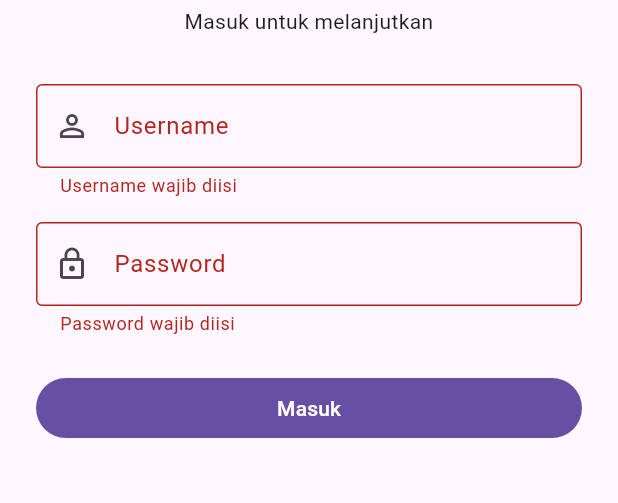
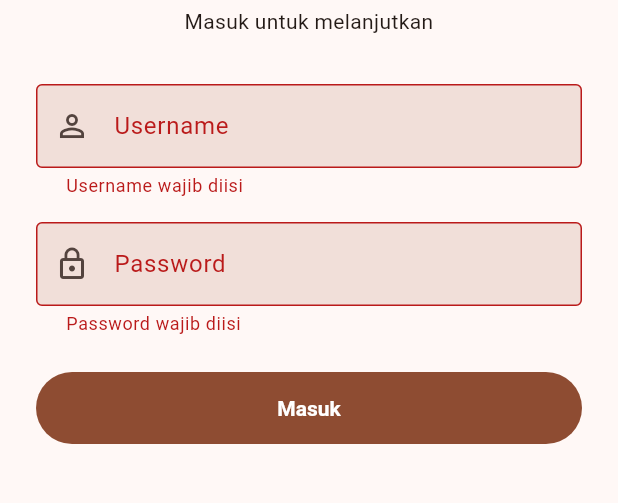
Before and after one commit to darulfitahulhuda/Auth-Katalog-App, a Flutter app: the screen it shows after launch, after a tap on "Masuk", on a phone screen of 412 x 824 dp, the part 480-983 px from its top. Run offline on Flutter 3.47's test engine with Material 3 defaults, Android fonts, the phone set to English and light mode, and no system bars; our stand-ins replace connectivity_plus, dio, flutter_riverpod, flutter_secure_storage, fpdart, freezed_annotation and 4 more; network calls fail.

Commit message:
feat: animation hero in product, and add dark mode

```diff
--- a/lib/core/app/app.dart
+++ b/lib/core/app/app.dart
@@ -1,7 +1,12 @@
 import 'package:auth_katalog_app/core/router/app_router.dart';
+import 'package:auth_katalog_app/core/theme/app_theme.dart';
+import 'package:auth_katalog_app/core/theme/theme_controller.dart';
 import 'package:flutter/material.dart';
 import 'package:flutter_riverpod/flutter_riverpod.dart';
 
+/// Root widget. Consumes riverpod for both routing and theming: MaterialApp
+/// gets `theme`/`darkTheme` from [AppTheme] and the active [ThemeMode] from
+/// [themeModeProvider].
 class App extends ConsumerStatefulWidget {
   const App({super.key});
 
@@ -13,10 +18,21 @@ class _AppState extends ConsumerState<App> {
   @override
   Widget build(BuildContext context) {
     final router = ref.watch(routerProvider);
+    final themeMode = ref.watch(themeModeProvider);
+
+    // Falls back to system while the persisted mode loads / if it errors.
+    final activeThemeMode = themeMode.when(
+      data: (mode) => mode,
+      loading: () => ThemeMode.system,
+      error: (_, _) => ThemeMode.system,
+    );
 
     return MaterialApp.router(
       title: 'Auth Katalog',
       debugShowCheckedModeBanner: false,
+      theme: AppTheme.light,
+      darkTheme: AppTheme.dark,
+      themeMode: activeThemeMode,
       routerConfig: router,
     );
   }
--- a/lib/core/di/providers.dart
+++ b/lib/core/di/providers.dart
@@ -1,6 +1,9 @@
 import 'package:auth_katalog_app/core/network/interceptors/auth_interceptor.dart';
 import 'package:auth_katalog_app/core/network/dio_clients.dart';
 import 'package:auth_katalog_app/core/network/network_info.dart';
+import 'package:auth_katalog_app/core/theme/shared_preferences_theme_store.dart';
+import 'package:auth_katalog_app/core/theme/theme_controller.dart';
+import 'package:auth_katalog_app/core/theme/theme_preferences.dart';
 import 'package:auth_katalog_app/features/auth/data/datasource/auth_local_data_source.dart';
 import 'package:auth_katalog_app/features/auth/data/datasource/auth_remote_data_source.dart';
 import 'package:auth_katalog_app/features/auth/data/repositories/auth_repository_impl.dart';
@@ -22,7 +25,9 @@ import 'package:auth_katalog_app/features/profile/domain/repository/profile_repo
 import 'package:auth_katalog_app/features/profile/domain/usecase/get_profile_usecase.dart';
 import 'package:connectivity_plus/connectivity_plus.dart';
 import 'package:dio/dio.dart';
+import 'package:flutter/material.dart' show ThemeMode;
 import 'package:flutter_secure_storage/flutter_secure_storage.dart';
+import 'package:shared_preferences/shared_preferences.dart';
 import 'package:flutter_riverpod/flutter_riverpod.dart';
 
 const _baseUrl = 'https://dummyjson.com';
@@ -82,6 +87,19 @@ final checkAuthStatusUseCaseProvider = Provider<CheckAuthStatusUseCase>(
 final authStateNotifierProvider =
     AsyncNotifierProvider<AuthNotifier, UserEntity?>(AuthNotifier.new);
 
+// --- Theme mode ---
+final themeModeProvider =
+    AsyncNotifierProvider<ThemeController, ThemeMode>(ThemeController.new);
+
+/// Lazily-obtained shared-preferences store. It's an `AsyncDio`-free Future:
+/// `SharedPreferences.getInstance()` is itself async, so the store exposes the
+/// whole instance future for callers to await.
+final themePreferencesStoreProvider =
+    Provider<Future<ThemePreferencesStore>>((ref) async {
+  final prefs = await SharedPreferences.getInstance();
+  return SharedPreferencesThemeStore(prefs);
+});
+
 // --- Network info ---
 final networkInfoProvider = Provider<NetworkInfo>(
   (ref) => NetworkInfoImpl(Connectivity()),
--- /dev/null
+++ b/lib/core/theme/app_theme.dart
@@ -0,0 +1,101 @@
+import 'package:auth_katalog_app/core/utils/color_utils.dart';
+import 'package:flutter/material.dart';
+
+/// Central Material 3 theme definitions. Both [light] and [dark] are seeded
+/// from [ColorUtils.primary], so the whole component library (cards, buttons,
+/// inputs, app bars) derives a coherent analogous palette in each mode.
+///
+/// There is no `Color(0x...)`/`Colors.x` usage in screens on purpose: every
+/// widget reads from [Theme.of(context)] / `colorScheme`, which is what makes
+/// the app adapt automatically when [ThemeMode] switches.
+abstract final class AppTheme {
+  /// The single source of truth for the brand color (organge seed).
+  static const seedColor = ColorUtils.primary;
+
+  static ThemeData get light => _build(Brightness.light);
+
+  static ThemeData get dark => _build(Brightness.dark);
+
+  static ThemeData _build(Brightness brightness) {
+    final colorScheme = ColorScheme.fromSeed(
+      seedColor: seedColor,
+      brightness: brightness,
+    );
+
+    return ThemeData(
+      useMaterial3: true,
+      colorScheme: colorScheme,
+      scaffoldBackgroundColor: colorScheme.surface,
+
+      // --- Cards: 16dp radius, modern elevated-surface tint -----------------
+      cardTheme: CardThemeData(
+        elevation: 1,
+        shape: RoundedRectangleBorder(borderRadius: BorderRadius.circular(16)),
+        clipBehavior: Clip.antiAlias,
+      ),
+
+      // --- Buttons: pill-shaped, generous padding ----------------------------
+      filledButtonTheme: FilledButtonThemeData(
+        style: FilledButton.styleFrom(
+          shape: const StadiumBorder(),
+          padding: const EdgeInsets.symmetric(horizontal: 24, vertical: 16),
+          textStyle: const TextStyle(fontWeight: FontWeight.w600),
+        ),
+      ),
+      elevatedButtonTheme: ElevatedButtonThemeData(
+        style: ElevatedButton.styleFrom(
+          shape: const StadiumBorder(),
+          padding: const EdgeInsets.symmetric(horizontal: 24, vertical: 16),
+          textStyle: const TextStyle(fontWeight: FontWeight.w600),
+        ),
+      ),
+      outlinedButtonTheme: OutlinedButtonThemeData(
+        style: OutlinedButton.styleFrom(
+          shape: const StadiumBorder(),
+          padding: const EdgeInsets.symmetric(horizontal: 20, vertical: 14),
+        ),
+      ),
+      // SnackBar/Dialog/tooltips use a rounded M3 shape by default; dialogs get
+      // a softer 28dp radius to match the card language.
+      dialogTheme: const DialogThemeData(
+        shape: RoundedRectangleBorder(
+          borderRadius: BorderRadius.all(Radius.circular(28)),
+        ),
+      ),
+      snackBarTheme: const SnackBarThemeData(
+        behavior: SnackBarBehavior.floating,
+        shape: RoundedRectangleBorder(
+          borderRadius: BorderRadius.all(Radius.circular(12)),
+        ),
+      ),
+
+      // --- Text fields: filled with rounded border ---------------------------
+      inputDecorationTheme: InputDecorationThemeData(
+        filled: true,
+        fillColor: colorScheme.surfaceContainerHighest,
+        border: OutlineInputBorder(
+          borderRadius: BorderRadius.circular(16),
+          borderSide: BorderSide.none,
+        ),
+        enabledBorder: OutlineInputBorder(
+          borderRadius: BorderRadius.circular(16),
+          borderSide: BorderSide.none,
+        ),
+        focusedBorder: OutlineInputBorder(
+          borderRadius: BorderRadius.circular(16),
+          borderSide: BorderSide(color: colorScheme.primary, width: 2),
+        ),
+        contentPadding:
+            const EdgeInsets.symmetric(horizontal: 16, vertical: 16),
+      ),
+
+      // --- App bar: transparent, centered title, scroll-under elevation ------
+      appBarTheme: const AppBarThemeData(
+        backgroundColor: Colors.transparent,
+        elevation: 0,
+        scrolledUnderElevation: 2,
+        centerTitle: true,
+      ),
+    );
+  }
+}
--- /dev/null
+++ b/lib/core/theme/theme_controller.dart
@@ -0,0 +1,38 @@
+import 'package:auth_katalog_app/core/di/providers.dart';
+import 'package:auth_katalog_app/core/theme/theme_mode_codec.dart';
+import 'package:auth_katalog_app/core/theme/theme_preferences.dart';
+import 'package:flutter/material.dart';
+import 'package:flutter_riverpod/flutter_riverpod.dart';
+
+/// Async state for a theme-mode read (holds [ThemeMode], or its error).
+final themeModeProvider =
+    AsyncNotifierProvider<ThemeController, ThemeMode>(ThemeController.new);
+
+/// Owns the app's [ThemeMode] (light/dark/system) and persists every change
+/// through the injected [ThemePreferencesStore]. Lives in `core/`, so no
+/// feature imports it — [App] watches it and MaterialApp.router consumes it.
+class ThemeController extends AsyncNotifier<ThemeMode> {
+  Future<ThemePreferencesStore> get _store =>
+      ref.read(themePreferencesStoreProvider);
+
+  /// Loads the persisted mode on first build; falls back to system.
+  @override
+  Future<ThemeMode> build() async {
+    final store = await _store;
+    final raw = await store.read();
+    return themeModeFromString(raw);
+  }
+
+  Future<void> setMode(ThemeMode mode) async {
+    state = const AsyncLoading();
+    final persisted = switch (mode) {
+      ThemeMode.light => 'light',
+      ThemeMode.dark => 'dark',
+      ThemeMode.system => 'system',
+    };
+    // Best-effort persistence: a storage failure should not block the UI
+    // switch — the state is still set and the app re-reads next launch.
+    (await _store).write(persisted);
+    state = AsyncData(mode);
+  }
+}
--- a/lib/core/utils/color_utils.dart
+++ b/lib/core/utils/color_utils.dart
@@ -1,5 +1,5 @@
-// import 'package:flutter/material.dart';
+import 'package:flutter/material.dart';
 
-// class ColorUtils {
-//   static const primary = Color(0xFFff6112);
-// }
+class ColorUtils {
+  static const primary = Color(0xFFff6112);
+}
--- a/lib/features/home/presentation/screen/home_screen.dart
+++ b/lib/features/home/presentation/screen/home_screen.dart
@@ -42,11 +42,7 @@ class _HomeScreenState extends ConsumerState<HomeScreen> {
     final notifier = ref.read(productListProvider.notifier);
 
     return Scaffold(
-      appBar: AppBar(
-        title: const Text('Katalog'),
-        backgroundColor: Colors.amber[700],
-        foregroundColor: Colors.white,
-      ),
+      appBar: AppBar(title: const Text('Katalog')),
       body: Column(
         children: [
           _ProfileHeader(profile: profileAsync.value),
--- a/pubspec.yaml
+++ b/pubspec.yaml
@@ -42,6 +42,8 @@ dependencies:
   dio: ^5.7.0
   # Secure token storage
   flutter_secure_storage: ^9.2.2
+  # Persist the user's theme preference (non-sensitive; token storage stays secure)
+  shared_preferences: ^2.5.0
   # Routing
   go_router: ^14.6.0
   # Money / number formatting
```
Also changed, not shown: lib/core/theme/shared_preferences_theme_store.dart (added, +21 -0 lines), lib/core/theme/theme_mode_codec.dart (added, +9 -0 lines), lib/core/theme/theme_preferences.dart (added, +14 -0 lines), lib/features/home/presentation/screen/product_detail_screen.dart (+11 -8 lines), lib/features/home/presentation/widgets/product_card.dart (+13 -8 lines), lib/features/profile/presentation/screen/profile_screen.dart (+145 -22 lines), pubspec.lock, 2 other files.
